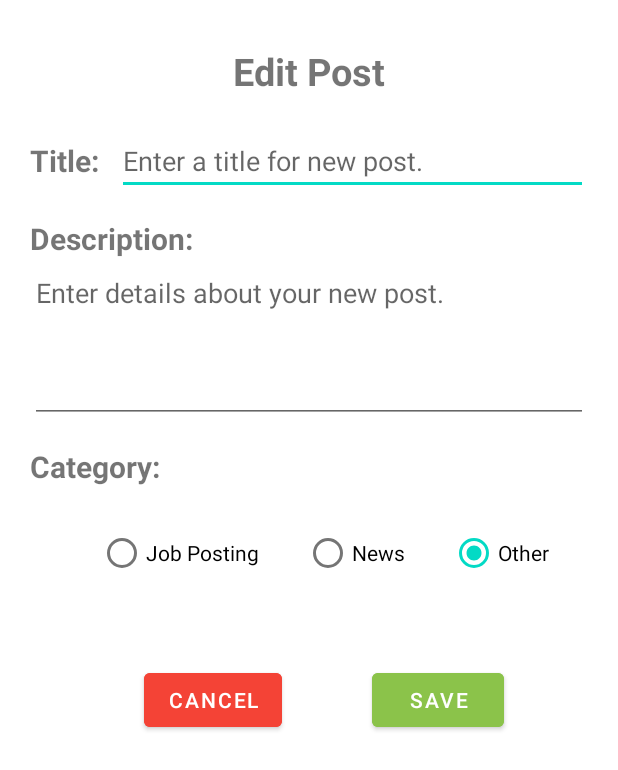
After one commit to xmantra23/UniversityBazaar, an Android app: the EditPostActivity screen opened directly, with no data from a screen before it, on a phone screen of 412 x 824 dp. The commit adds this screen. Shown: the top 770 px of the screen. Run offline under Robolectric (Android 15) with nearby library versions, the phone set to English and light mode, and no system bars; Roboto replaces fonts that are not available here.

Commit message:
edit&delete post

```diff
--- a/app/src/main/AndroidManifest.xml
+++ b/app/src/main/AndroidManifest.xml
@@ -11,6 +11,7 @@
         android:roundIcon="@mipmap/ic_launcher_round"
         android:supportsRtl="true"
         android:theme="@style/Theme.UniversityBazaar">
+        <activity android:name=".Activity.EditPostActivity" />
         <activity android:name=".Activity.PostActivity" />
         <activity android:name=".Activity.MyPostsActivity" />
         <activity android:name=".Activity.CreatePostActivity" />
--- /dev/null
+++ b/app/src/main/java/org/samir/universitybazaar/Activity/EditPostActivity.java
@@ -0,0 +1,228 @@
+package org.samir.universitybazaar.Activity;
+
+import android.app.AlertDialog;
+import android.content.DialogInterface;
+import android.content.Intent;
+import android.os.Bundle;
+import android.view.View;
+import android.widget.Button;
+import android.widget.EditText;
+import android.widget.ImageView;
+import android.widget.RadioButton;
+import android.widget.RadioGroup;
+import android.widget.TextView;
+import android.widget.Toast;
+
+import androidx.appcompat.app.AppCompatActivity;
+
+import org.samir.universitybazaar.Database.DatabaseHelper;
+import org.samir.universitybazaar.Database.PostDAO;
+import org.samir.universitybazaar.Database.ProfileDAO;
+import org.samir.universitybazaar.Database.UserSession;
+import org.samir.universitybazaar.Models.Post;
+import org.samir.universitybazaar.Models.Profile;
+import org.samir.universitybazaar.Models.User;
+import org.samir.universitybazaar.Profile.EditProfileActivity;
+import org.samir.universitybazaar.Profile.ViewProfileActivity;
+import org.samir.universitybazaar.R;
+import org.samir.universitybazaar.Utility.Constants;
+
+/**
+ * @author Jingwen Ma
+ * @Description This class edits the post which the user click.
+ */
+public class EditPostActivity extends AppCompatActivity {
+
+    private static final String TAG = "edit Post";
+    private EditText updateTxtTitle, updateTxtDesc;
+    private Button btnSaveEditPost, btnCancelEditPost;
+    private TextView txtUpdatePostWarning;
+    private RadioGroup categoryRadioGroup;
+    private RadioButton edtTxtCategory;
+    private DatabaseHelper databaseHelper;
+    private Post post;
+    private User user;
+
+    @Override
+    protected void onCreate(Bundle savedInstanceState) {
+        super.onCreate(savedInstanceState);
+        setContentView(R.layout.activity_edit_post);
+
+        UserSession userSession = new UserSession(this); //gets the handle to the shared preferences
+        user = userSession.isUserLoggedIn();
+
+        initViews();
+        initListeners();
+    }
+
+    private void initViews() {
+        updateTxtTitle = findViewById(R.id.updateTxtTitle);
+        updateTxtDesc = findViewById(R.id.updateTxtDesc);
+        categoryRadioGroup = findViewById(R.id.categoryRadioGroup);
+        txtUpdatePostWarning = findViewById(R.id.txtUpdatePostWarning);
+        categoryRadioGroup.setOnCheckedChangeListener(new RadioGroup.OnCheckedChangeListener() {
+            @Override
+            public void onCheckedChanged(RadioGroup radioGroup, int i) {
+                edtTxtCategory = radioGroup.findViewById(i);
+            }
+        });
+        btnSaveEditPost = findViewById(R.id.btnSaveEditPost);
+        btnCancelEditPost = findViewById(R.id.btnCancelEditPost);
+
+        databaseHelper = new DatabaseHelper(this);
+        int post_id = getIntent().getIntExtra(Constants.POST_ID,-1);
+        //user is logged in.
+        if(user != null) {
+            //get the post by postId.
+            post = databaseHelper.getPostById(post_id);
+            if(post != null){
+
+                String txtTitle = null2String(post.getTitle());
+                String txtDesc = null2String(post.getDescription());
+                String txtCategory = null2String(post.getCategory());
+
+                this.updateTxtTitle.setText(txtTitle);
+                this.updateTxtDesc.setText(txtDesc);
+                if(!txtCategory.equals("")){
+                    String[] categoryList = new String[]{"Job Posting","News","Other"};
+                    for(int i=0;i<this.categoryRadioGroup.getChildCount();i++){
+                        this.edtTxtCategory =(RadioButton) this.categoryRadioGroup.getChildAt(i);
+                        if(txtCategory.equals(categoryList[i])){
+                            this.edtTxtCategory.setChecked(true);
+                            break;
+                        }
+                    }
+                }
+            }
+        }
+
+
+    }
+
+    private void initListeners() {
+        btnSaveEditPost.setOnClickListener((view)->{handleSaveEditPost();});
+        btnCancelEditPost.setOnClickListener((view)->{handleCancelEditPost();});
+    }
+    private void handleSaveEditPost(){
+
+        String title = updateTxtTitle.getText().toString().trim();
+        String description = updateTxtDesc.getText().toString().trim();
+        String category = edtTxtCategory.getText().toString().trim();
+
+        //Validation of post info
+        if(title.equals("")){
+            txtUpdatePostWarning.setVisibility(View.VISIBLE);
+            txtUpdatePostWarning.setText("Please enter the title");
+        }else if(title.length() > 100){
+            txtUpdatePostWarning.setVisibility(View.VISIBLE);
+            txtUpdatePostWarning.setText("Title must be at-most 100 chars long");
+        }else if(description.length() > 500){
+            txtUpdatePostWarning.setVisibility(View.VISIBLE);
+            txtUpdatePostWarning.setText("Description must be at-most 500 chars long");
+        }else {//Post info are valid.
+
+            txtUpdatePostWarning.setVisibility(View.GONE);
+
+            //Pop confirmation box to make confirmation of update post.
+            AlertDialog.Builder normalDialog = new AlertDialog.Builder(EditPostActivity.this);
+            normalDialog.setTitle("Save Post");
+            normalDialog.setMessage("Are your sure you want to save changes ?");
+            //Save changes and back
+            normalDialog.setPositiveButton("Yes",new DialogInterface.OnClickListener() {
+                @Override
+                public void onClick(DialogInterface dialog, int which) {
+
+                    post.setTitle(title);
+                    post.setDescription(description);
+                    post.setCategory(category);
+                    post.setId(post.getId());
+
+                    PostDAO postDAO = new PostDAO(EditPostActivity.this);
+
+                    EditPostActivity.UpdatePost updatePost = new EditPostActivity.UpdatePost(postDAO, post);
+                    Thread thread = new Thread(updatePost);
+                    thread.start();
+
+                    Toast.makeText(EditPostActivity.this, "Save Post Successfully!", Toast.LENGTH_LONG).show();
+                    Intent intent = new Intent(EditPostActivity.this, PostActivity.class);
+                    intent.putExtra(Constants.POST_ID,post.getId());
+                    startActivity(intent);
+                }
+            });
+            //Stay on the current page
+            normalDialog.setNegativeButton("No",
+                    new DialogInterface.OnClickListener() {
+                        @Override
+                        public void onClick(DialogInterface dialog, int which) {
+                            Toast.makeText(EditPostActivity.this, "No", Toast.LENGTH_LONG).show();
+                        }
+                    });
+            normalDialog.show();
+
+        }
+
+
+
+    }
+
+    private void handleCancelEditPost(){
+
+        //Pop confirmation box to make confirmation of cancel the update
+        AlertDialog.Builder normalDialog = new AlertDialog.Builder(EditPostActivity.this);
+        normalDialog.setTitle("Cancel");
+        normalDialog.setMessage("Are your sure you want to leave ?");
+        //Cancel the update and back
+        normalDialog.setPositiveButton("Yes",new DialogInterface.OnClickListener() {
+            @Override
+            public void onClick(DialogInterface dialog, int which) {
+                Intent intent = new Intent(EditPostActivity.this, PostActivity.class);
+                intent.putExtra(Constants.POST_ID,post.getId());
+                startActivity(intent);
+            }
+        });
+        //Stay on the current page
+        normalDialog.setNegativeButton("No",
+                new DialogInterface.OnClickListener() {
+                    @Override
+                    public void onClick(DialogInterface dialog, int which) {
+                        Toast.makeText(EditPostActivity.this, "No", Toast.LENGTH_LONG).show();
+                    }
+                });
+        normalDialog.show();
+    }
+
+    private class UpdatePost implements Runnable{
+        private PostDAO postDAO;
+        private Post post;
+        public UpdatePost(PostDAO postDAO,Post post){
+            this.postDAO = postDAO;
+            this.post = post;
+        }
+
+        @Override
+        public void run() {
+            if (!postDAO.updatePost(post)) {
+                //database operation err
+                runOnUiThread(new Runnable() {
+                    @Override
+                    public void run() {
+                        txtUpdatePostWarning.setVisibility(View.VISIBLE);
+                        txtUpdatePostWarning.setText("Update post failed. Please try again!");
+                    }
+                });
+            }
+        }
+
+    }
+
+    private String null2String(String str){
+        if(str == null){
+            return "";
+        }else{
+            return str;
+        }
+    }
+
+
+
+}
--- a/app/src/main/java/org/samir/universitybazaar/Adapter/MyPostAdapter.java
+++ b/app/src/main/java/org/samir/universitybazaar/Adapter/MyPostAdapter.java
@@ -25,8 +25,10 @@ import java.util.ArrayList;
  */
 public class MyPostAdapter extends RecyclerView.Adapter<MyPostAdapter.ViewHolder> {
 
+
     private ArrayList<Post> posts = new ArrayList<>(); //this will hold all our post objects.
     private Context context; //parent activity of that will use this adapter. In our case it is MyPostActivity.
+    private String activity_type;
 
     public MyPostAdapter(Context context){
         this.context = context;
@@ -54,6 +56,7 @@ public class MyPostAdapter extends RecyclerView.Adapter<MyPostAdapter.ViewHolder
             Intent intent = new Intent(context, PostActivity.class);
             //pass the postId to the PostActivity page. This will allow us to retrieve all the details of the clicked post inside the PostActivity page.
             intent.putExtra(Constants.POST_ID,posts.get(position).getId());
+            intent.putExtra(Constants.ACTIVITY_NAME,activity_type);
             context.startActivity(intent);
         });
     }
--- /dev/null
+++ b/app/src/main/res/layout/activity_edit_post.xml
@@ -0,0 +1,178 @@
+<?xml version="1.0" encoding="utf-8"?>
+<RelativeLayout xmlns:android="http://schemas.android.com/apk/res/android"
+    xmlns:tools="http://schemas.android.com/tools"
+    android:layout_width="match_parent"
+    android:layout_height="match_parent"
+    tools:context=".Activity.EditPostActivity">
+
+    <TextView
+        android:id="@+id/txtUpdatePost"
+        android:layout_width="match_parent"
+        android:layout_height="wrap_content"
+        android:layout_marginTop="30dp"
+        android:textAlignment="center"
+        android:text="Edit Post"
+        android:textSize="25sp"
+        android:textStyle="bold"/>
+
+    <RelativeLayout
+        android:layout_width="match_parent"
+        android:layout_height="wrap_content"
+        android:id="@+id/updateTitleLayout"
+        android:layout_below="@+id/txtUpdatePost"
+        android:layout_marginStart="20dp"
+        android:layout_marginTop="20dp">
+
+        <TextView
+            android:id="@+id/txtUpdateTitle"
+            android:layout_width="wrap_content"
+            android:layout_height="wrap_content"
+            android:text="Title:"
+            android:textStyle="bold"
+            android:layout_centerVertical="true"
+            android:textSize="20sp"/>
+
+        <EditText
+            android:id="@+id/updateTxtTitle"
+            android:layout_width="match_parent"
+            android:layout_height="wrap_content"
+            android:layout_marginStart="12dp"
+            android:layout_marginEnd="20dp"
+            android:layout_toEndOf="@+id/txtUpdateTitle"
+            android:hint="Enter a title for new post."
+            android:inputType="textPersonName" />
+    </RelativeLayout>
+
+    <RelativeLayout
+        android:layout_width="match_parent"
+        android:layout_height="wrap_content"
+        android:id="@+id/updateDescLayout"
+        android:layout_below="@+id/updateTitleLayout"
+        android:layout_marginStart="20dp"
+        android:layout_marginTop="15dp">
+
+        <TextView
+            android:id="@+id/txtUpdateDesc"
+            android:layout_width="wrap_content"
+            android:layout_height="wrap_content"
+            android:text="Description:"
+            android:textSize="20sp"
+            android:textStyle="bold"
+            />
+
+        <EditText
+            android:id="@+id/updateTxtDesc"
+            android:layout_below="@+id/txtUpdateDesc"
+            android:layout_width="match_parent"
+            android:layout_height="wrap_content"
+            android:hint="Enter details about your new post."
+            android:inputType="textMultiLine"
+            android:minLines="4"
+            android:maxLines="50"
+            android:gravity="start"
+            android:layout_marginEnd="20dp"
+            />
+
+    </RelativeLayout>
+
+
+
+    <TextView
+        android:id="@+id/txtUpdateCategory"
+        android:layout_width="wrap_content"
+        android:layout_height="wrap_content"
+        android:text="Category:"
+        android:layout_below="@+id/updateDescLayout"
+        android:textSize="20sp"
+        android:textStyle="bold"
+        android:layout_marginStart="20dp"
+        android:layout_marginTop="15dp"
+        />
+
+    <RelativeLayout
+        android:layout_width="match_parent"
+        android:layout_height="wrap_content"
+        android:id="@+id/radioRelLayout"
+        android:layout_below="@id/txtUpdateCategory"
+        android:layout_marginStart="20dp"
+        android:layout_marginTop="20dp">
+
+        <RadioGroup
+            android:id="@+id/categoryRadioGroup"
+            android:layout_width="match_parent"
+            android:layout_height="wrap_content"
+            android:gravity="center_horizontal"
+            android:orientation="horizontal">
+
+            <RadioButton
+                android:id="@+id/jobRadioButton"
+                android:layout_width="wrap_content"
+                android:layout_height="wrap_content"
+                android:text="Job Posting" />
+
+            <RadioButton
+                android:id="@+id/newsRadioButton"
+                android:layout_width="wrap_content"
+                android:layout_height="wrap_content"
+                android:layout_marginStart="30dp"
+                android:text="News" />
+
+            <RadioButton
+                android:id="@+id/otherRadioButton"
+                android:layout_width="wrap_content"
+                android:layout_height="wrap_content"
+                android:layout_marginStart="30dp"
+                android:checked="true"
+                android:text="Other" />
+
+        </RadioGroup>
+
+
+
+    </RelativeLayout>
+
+    <TextView
+        android:layout_width="match_parent"
+        android:layout_height="wrap_content"
+        android:id="@+id/txtUpdatePostWarning"
+        android:text="Warning"
+        android:layout_below="@+id/radioRelLayout"
+        android:layout_marginTop="30dp"
+        android:gravity="center"
+        android:textColor="@color/design_default_color_error"
+        android:visibility="gone"
+        />
+
+    <RelativeLayout
+        android:layout_width="match_parent"
+        android:layout_height="wrap_content"
+        android:id="@+id/btnRelLayout"
+        android:layout_below="@+id/txtUpdatePostWarning"
+        android:layout_marginStart="20dp"
+        android:layout_marginTop="50dp"
+        android:gravity="center">
+
+        <Button
+            android:id="@+id/btnCancelEditPost"
+            android:layout_width="wrap_content"
+            android:layout_height="wrap_content"
+            android:text="Cancel"
+            android:backgroundTint="#F44336"
+            />
+
+        <Button
+            android:id="@+id/btnSaveEditPost"
+            android:layout_width="wrap_content"
+            android:layout_height="wrap_content"
+            android:layout_toEndOf="@+id/btnCancelEditPost"
+            android:layout_marginStart="60dp"
+            android:text="Save"
+            android:backgroundTint="#8BC34A"/>
+
+
+    </RelativeLayout>
+
+
+
+
+</RelativeLayout>
--- a/build.gradle
+++ b/build.gradle
@@ -2,6 +2,7 @@
 buildscript {
     repositories {
         google()
+        maven { url 'http://maven.aliyun.com/nexus/content/groups/public/' }
         jcenter()
     }
     dependencies {
@@ -15,6 +16,7 @@ buildscript {
 allprojects {
     repositories {
         google()
+        maven { url 'http://maven.aliyun.com/nexus/content/groups/public/' }
         jcenter()
     }
 }
```
Also changed, not shown: app/src/main/java/org/samir/universitybazaar/Activity/PostActivity.java (+94 -8 lines), app/src/main/java/org/samir/universitybazaar/Database/PostDAO.java (added, +54 -0 lines), app/src/main/res/layout/activity_post.xml (+14 -1 lines), app/src/main/res/layout/fragment_home.xml (+5 -3 lines).
